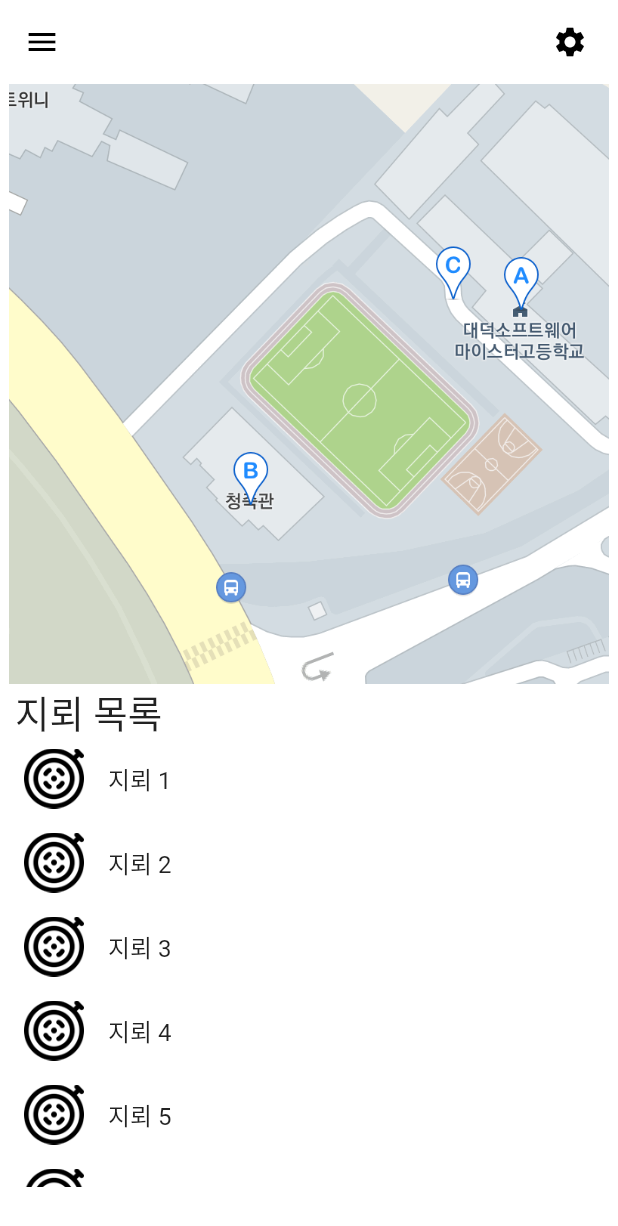
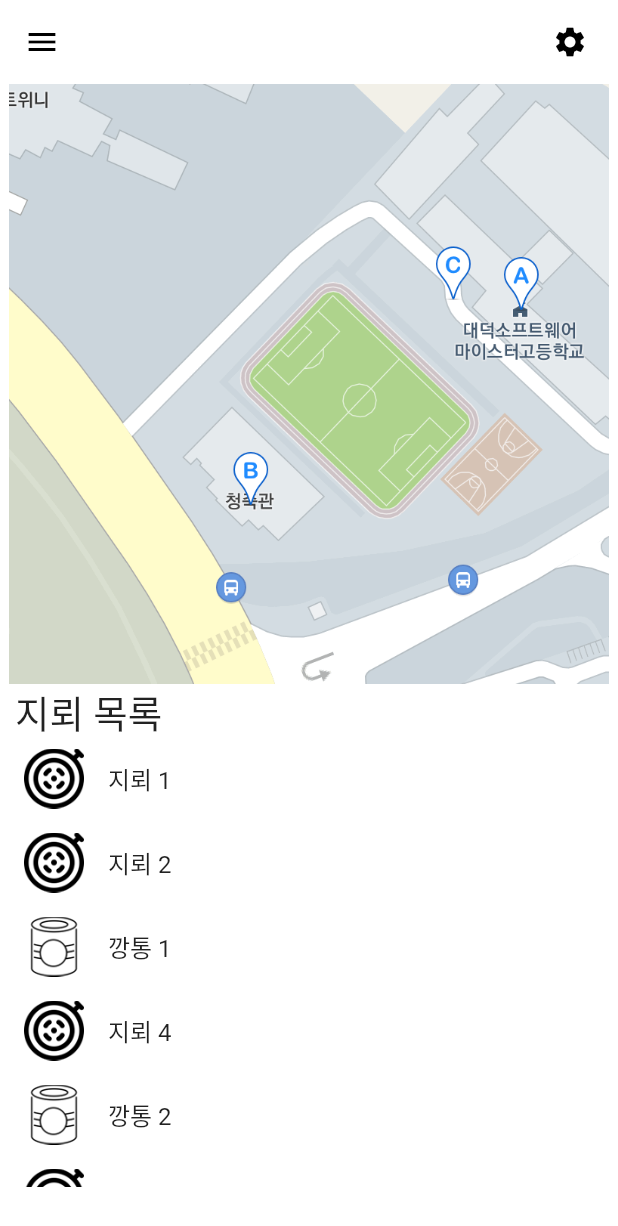
Before and after one commit to Yoochanhong/JGS, a Flutter app: the screen it shows after launch, on a phone screen of 412 x 824 dp. Shown: the top 1226 px of the screen. Run offline on Flutter 3.47's test engine with Material 2 defaults, Android fonts, the phone set to English and light mode, and no system bars.

Commit message:
대충 적당히 섞어쓰기

```diff
--- a/lib/main.dart
+++ b/lib/main.dart
@@ -57,14 +57,14 @@ class MyHomePage extends StatelessWidget {
                     title: Text("지뢰 2"),
                     leading: Image.asset("assets/images/mine.png", width: 40)),
                 ListTile(
-                    title: Text("지뢰 3"),
-                    leading: Image.asset("assets/images/mine.png", width: 40)),
+                    title: Text("깡통 1"),
+                    leading: Image.asset("assets/images/can.png", width: 40)),
                 ListTile(
                     title: Text("지뢰 4"),
                     leading: Image.asset("assets/images/mine.png", width: 40)),
                 ListTile(
-                    title: Text("지뢰 5"),
-                    leading: Image.asset("assets/images/mine.png", width: 40)),
+                    title: Text("깡통 2"),
+                    leading: Image.asset("assets/images/can.png", width: 40)),
                 ListTile(
                     title: Text("지뢰 6"),
                     leading: Image.asset("assets/images/mine.png", width: 40)),
```
